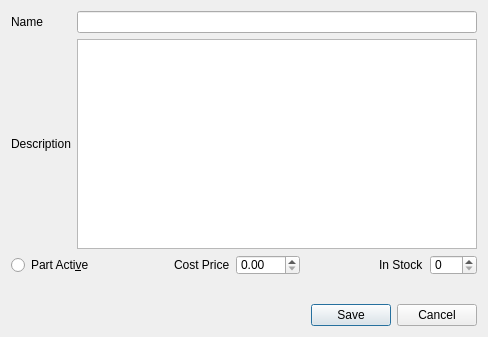
Above: Stock_Update_Part.ui from bedi1982/Oficina before the change. Below: the same form after it.
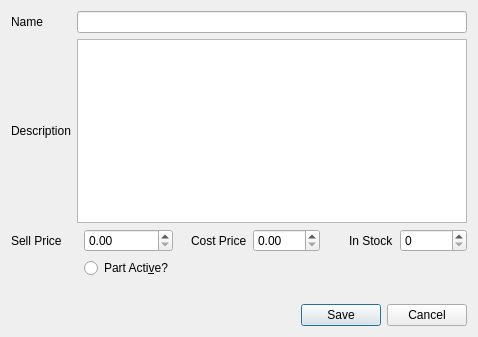
That is the form after the change. Icons and pictures are not drawn.

Commit message: Added employees Hour cost historic Fixed the forms, introduced some layouts Improved the behaviour after adding a new client, now after adding a client you go to his summary, then if he has not a car you are prompted to add one.

Diff of the .ui file:
```diff
--- a/Stock_Update_Part.ui
+++ b/Stock_Update_Part.ui
@@ -6,7 +6,7 @@
    <rect>
     <x>0</x>
     <y>0</y>
-    <width>488</width>
+    <width>478</width>
     <height>337</height>
    </rect>
   </property>
@@ -19,6 +19,10 @@
   <property name="windowTitle">
    <string>Dialog</string>
   </property>
+  <property name="windowIcon">
+   <iconset resource="resources/images.qrc">
+    <normaloff>:/emoticons/service.png</normaloff>:/emoticons/service.png</iconset>
+  </property>
   <layout class="QFormLayout" name="formLayout">
    <item row="0" column="0" colspan="2">
     <layout class="QGridLayout" name="gridLayout">
@@ -66,49 +70,6 @@
    </item>
    <item row="1" column="0" colspan="2">
     <layout class="QGridLayout" name="gridLayout_2">
-     <item row="1" column="1">
-      <spacer name="horizontalSpacer">
-       <property name="orientation">
-        <enum>Qt::Horizontal</enum>
-       </property>
-       <property name="sizeHint" stdset="0">
-        <size>
-         <width>10</width>
-         <height>10</height>
-        </size>
-       </property>
-      </spacer>
-     </item>
-     <item row="1" column="4">
-      <widget class="QDoubleSpinBox" name="double_Spin_Cost">
-       <property name="maximum">
-        <double>999.990000000000009</double>
-       </property>
-       <property name="singleStep">
-        <double>1.000000000000000</double>
-       </property>
-      </widget>
-     </item>
-     <item row="1" column="3" alignment="Qt::AlignRight">
-      <widget class="QLabel" name="lbl_City">
-       <property name="text">
-        <string>Cost Price</string>
-       </property>
-      </widget>
-     </item>
-     <item row="1" column="5">
-      <spacer name="horizontalSpacer_2">
-       <property name="orientation">
-        <enum>Qt::Horizontal</enum>
-       </property>
-       <property name="sizeHint" stdset="0">
-        <size>
-         <width>40</width>
-         <height>20</height>
-        </size>
-       </property>
-      </spacer>
-     </item>
      <item row="1" column="6" alignment="Qt::AlignRight">
       <widget class="QLabel" name="lbl_Quantity">
        <property name="text">
@@ -116,40 +77,54 @@
        </property>
       </widget>
      </item>
+     <item row="1" column="1">
+      <widget class="QDoubleSpinBox" name="double_Spin_Sell_Price">
+       <property name="maximum">
+        <double>999.000000000000000</double>
+       </property>
+      </widget>
+     </item>
      <item row="1" column="7">
       <widget class="QSpinBox" name="spin_Quantity">
        <property name="maximum">
-        <number>999</number>
+        <number>9999</number>
+       </property>
+      </widget>
+     </item>
+     <item row="1" column="4" alignment="Qt::AlignRight">
+      <widget class="QLabel" name="lbl_Cost_Price">
+       <property name="text">
+        <string>Cost Price</string>
+       </property>
+      </widget>
+     </item>
+     <item row="1" column="5">
+      <widget class="QDoubleSpinBox" name="double_Spin_Cost_Price">
+       <property name="maximum">
+        <double>999.990000000000009</double>
+       </property>
+       <property name="singleStep">
+        <double>1.000000000000000</double>
        </property>
       </widget>
      </item>
      <item row="1" column="0">
-      <widget class="QRadioButton" name="radioButton">
+      <widget class="QLabel" name="lbl_Sell_Price">
        <property name="text">
-        <string>Part Acti&amp;ve</string>
+        <string>Sell Price</string>
+       </property>
+      </widget>
+     </item>
+     <item row="2" column="1">
+      <widget class="QRadioButton" name="check_btn_Part_Enabled">
+       <property name="text">
+        <string>Part Acti&amp;ve?</string>
        </property>
       </widget>
      </item>
     </layout>
    </item>
-   <item row="3" column="0">
-    <widget class="QLabel" name="lbl_Emoticon">
-     <property name="text">
-      <string/>
-     </property>
-    </widget>
-   </item>
-   <item row="3" column="1">
-    <widget class="QLabel" name="lbl_Feedback">
-     <property name="text">
-      <string/>
-     </property>
-     <property name="alignment">
-      <set>Qt::AlignRight|Qt::AlignTrailing|Qt::AlignVCenter</set>
-     </property>
-    </widget>
-   </item>
-   <item row="6" column="1">
+   <item row="8" column="1">
     <widget class="QDialogButtonBox" name="buttonBox">
      <property name="focusPolicy">
       <enum>Qt::StrongFocus</enum>
@@ -159,6 +134,13 @@
      </property>
     </widget>
    </item>
+   <item row="7" column="0">
+    <widget class="QLabel" name="lbl_Feedcack">
+     <property name="text">
+      <string/>
+     </property>
+    </widget>
+   </item>
   </layout>
  </widget>
  <tabstops>
```
Left out of the diff: 6 changed lines with no effect on the pictures. The commit also changes 52 other files.
